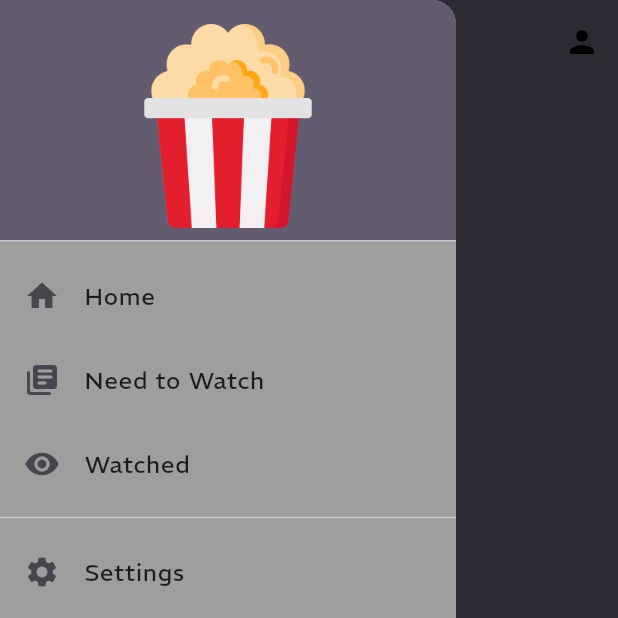
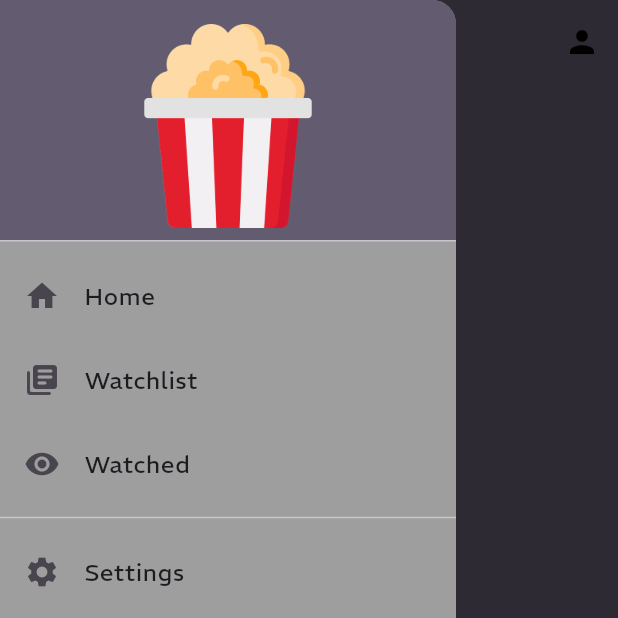
Before and after one commit to MDPater/POPcorn, a Flutter app: the DetailMovieDescription screen opened directly with empty values, with the side drawer open, on a phone screen of 412 x 824 dp, the top half of it. Run offline on Flutter 3.47's test engine with Material 3 defaults, Android fonts, the phone set to English and light mode, and no system bars; our stand-ins replace flutter_rating_bar, hive, hive_flutter; missing offline and left inert: tmdb_api; accounts and stored records are empty.

Commit message:
QoL updates and Fixes

```diff
--- a/lib/screens/movie_description/detail_movie_description.dart
+++ b/lib/screens/movie_description/detail_movie_description.dart
@@ -40,7 +40,7 @@ class _DetailMovieDescriptionState extends State<DetailMovieDescription> {
       castMovie = movieCast['cast'];
       similarMovies = movieSimilar['results'];
     });
-    print(movieData);
+    print(movie);
   }
 
   @override
--- a/lib/widgets/NavDrawer.dart
+++ b/lib/widgets/NavDrawer.dart
@@ -38,7 +38,7 @@ class MyNavDrawer extends StatelessWidget {
           ListTile(
             splashColor: Theme.of(context).colorScheme.secondary,
             leading: const Icon(Icons.library_books_rounded),
-            title: const Text('Need to Watch'),
+            title: const Text('Watchlist'),
             onTap: () {
               //navigate to need to watch page
               Future.delayed(const Duration(milliseconds: 150), () {
```
Also changed, not shown: lib/screens/home_screen.dart (+8 -3 lines), lib/screens/need_to_watch/needtowatch_screen.dart (+42 -13 lines), lib/screens/watched/watched_screen.dart (+8 -1 lines).
